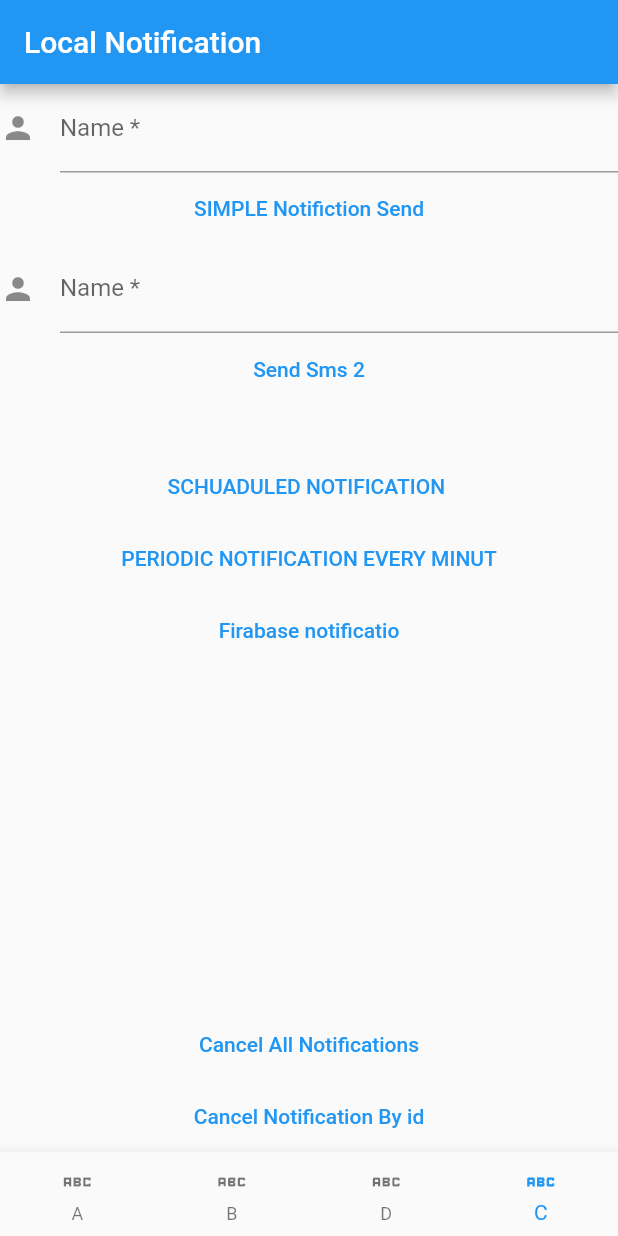
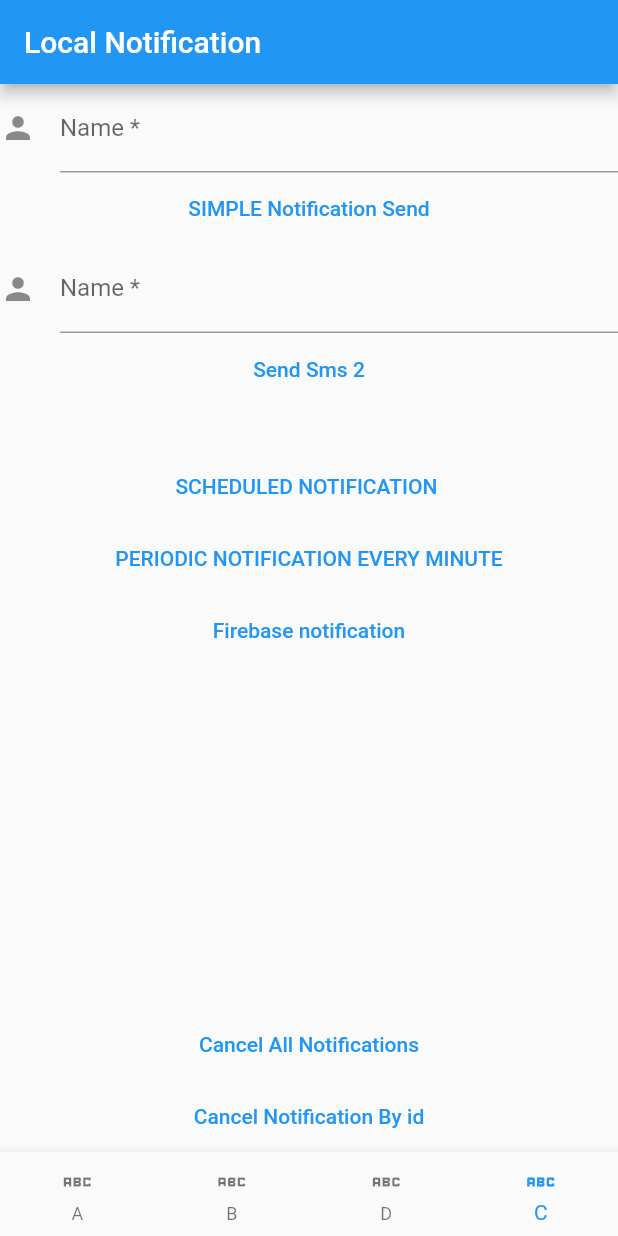
Before and after one commit to Shukurullo8866/sixth_exam, a Flutter app: the screen it shows after launch, item 4 of the bottom bar chosen, after a tap on "Send Sms 2", on a phone screen of 412 x 824 dp. Run offline on Flutter 3.47's test engine with Material 2 defaults, Android fonts, the phone set to English and light mode, and no system bars; our stand-ins replace bloc, connectivity_plus, dio, equatable, firebase_core, firebase_messaging and 6 more; accounts and stored records are empty; network calls fail.

Commit message:
sixth exam dane

```diff
--- a/lib/data/local_db/locak_darabase.dart
+++ b/lib/data/local_db/locak_darabase.dart
@@ -1,5 +1,5 @@
 import 'package:path/path.dart';
-import 'package:sixth_exam/utils/myUtils.dart';
+import 'package:sixth_exam/utils/my_utils.dart';
 import 'package:sqflite/sqflite.dart';
 import 'package:sqflite/sqlite_api.dart';
 
--- a/lib/screens/noInternet_screen/noInternet_screen.dart
+++ b/lib/screens/noInternet_screen/no_internet_screen.dart
@@ -1,5 +1,4 @@
 import 'package:connectivity_plus/connectivity_plus.dart';
-import 'package:flutter/cupertino.dart';
 import 'package:flutter/material.dart';
 import 'package:flutter_bloc/flutter_bloc.dart';
 
--- a/lib/screens/tab_box/local_nitification/local_notification_screen.dart
+++ b/lib/screens/tab_box/local_nitification/local_notification_screen.dart
@@ -1,5 +1,4 @@
 import 'package:flutter/material.dart';
-
 import '../../../servise/local_notification.dart';
 
 class LocalSmsPage extends StatefulWidget {
@@ -44,9 +43,9 @@ class _LocalSmsPageState extends State<LocalSmsPage> {
               onPressed: () {
                 currentId++;
                 LocalNotificationService.localNotificationService
-                    .showNotification(id: currentId, name: nameController.text, descriptio: 'send Sms1 ');
+                    .showNotification(id: currentId, name: nameController.text, desckiptio: 'send Sms1 ');
               },
-              child: const Text("SIMPLE Notifiction Send"),
+              child: const Text("SIMPLE Notification Send"),
             ),
             TextFormField(
               controller: name2Controller,
@@ -66,11 +65,11 @@ class _LocalSmsPageState extends State<LocalSmsPage> {
               onPressed: () {
                 currentId++;
                 LocalNotificationService.localNotificationService
-                    .showNotification(id: currentId, name: name2Controller.text, descriptio: 'Simple 2 Sms');
+                    .showNotification(id: currentId, name: name2Controller.text, desckiptio: 'Simple 2 Sms');
               },
               child: const Text("Send Sms 2"),
             ),
-            SizedBox(height: 30),
+            const SizedBox(height: 30),
             TextButton(
               onPressed: () {
                 currentId++;
@@ -80,7 +79,7 @@ class _LocalSmsPageState extends State<LocalSmsPage> {
                   delayedTime: 3,
                 );
               },
-              child: const Text("SCHUADULED NOTIFICATION "),
+              child: const Text("SCHEDULED NOTIFICATION "),
             ),
             TextButton(
               onPressed: () {
@@ -88,7 +87,7 @@ class _LocalSmsPageState extends State<LocalSmsPage> {
                 LocalNotificationService.localNotificationService
                     .showPeriodically(id: currentId);
               },
-              child: const Text("PERIODIC NOTIFICATION EVERY MINUT"),
+              child: const Text("PERIODIC NOTIFICATION EVERY MINUTE"),
             ),
             TextButton(
               onPressed: () {
@@ -96,7 +95,7 @@ class _LocalSmsPageState extends State<LocalSmsPage> {
                 LocalNotificationService.localNotificationService
                     .showNotificationByFirebase();
               },
-              child: const Text("Firabase notificatio"),
+              child: const Text("Firebase notification"),
             ),
             const Expanded(child: SizedBox()),
             TextButton(
--- a/lib/screens/tab_box/single_cubit_screen/single_cubit_screen.dart
+++ b/lib/screens/tab_box/single_cubit_screen/single_cubit_screen.dart
@@ -22,7 +22,7 @@ class _SingleCubitPageState extends State<SingleCubitPage> {
             onTap: () {
               context.read<SingleStateCubit>().getData();
             },
-            child: Icon(Icons.send_and_archive),
+            child: const Icon(Icons.send_and_archive),
           )
         ],
       ),
@@ -84,8 +84,6 @@ class _SingleCubitPageState extends State<SingleCubitPage> {
                           child: Column(
                             children: [
                               Text("Duration: ${state.codes![index].duration.toString()}"),
-                              //Text("End time: ${state.codes![index].start_time.toString()}"),
-                              // Text("Star time: ${state.codes![index].end_time.toString()}"),
 
                             ],
                           )
@@ -103,7 +101,7 @@ class _SingleCubitPageState extends State<SingleCubitPage> {
             );
           }
           if (state.status == Status.LOADING) {
-            return CircularProgressIndicator();
+            return const CircularProgressIndicator();
           }
           return Container();
         }),
--- a/lib/screens/tab_box/tab_box.dart
+++ b/lib/screens/tab_box/tab_box.dart
@@ -9,7 +9,7 @@ import 'package:sixth_exam/servise/local_notification.dart';
 
 import '../../cubit/connectivity/connectivity_state.dart';
 import '../../data/local_db/locak_darabase.dart';
-import '../noInternet_screen/noInternet_screen.dart';
+import '../noInternet_screen/no_internet_screen.dart';
 import 'local_nitification/local_notification_screen.dart';
 import 'multi_cubit_screen/multi_state_screen.dart';
 import 'notification_screen/notification_page.dart';
--- a/lib/servise/local_notification.dart
+++ b/lib/servise/local_notification.dart
@@ -1,4 +1,3 @@
-import 'package:flutter/foundation.dart';
 import 'package:flutter/material.dart';
 import 'package:flutter_local_notifications/flutter_local_notifications.dart';
 import 'package:sixth_exam/screens/tab_box/local_nitification/sms_screen.dart';
@@ -50,7 +49,7 @@ class LocalNotificationService {
 
           debugPrint('PAYLOAD RESULT------> ${notificationResponse.payload}');
         } else {
-          print("PAYLOAD RESULT NULL");
+
         }
       },
     );
@@ -64,7 +63,7 @@ class LocalNotificationService {
 
   @pragma('vm:entry-point')
   void notificationTapBackground(NotificationResponse notificationResponse) {
-    print("TAPPED FROM BACKGROUND");
+
   }
 
 // Android
@@ -76,7 +75,7 @@ class LocalNotificationService {
       String? body,
       String? payload,
       ) async {
-    print(payload);
+
   }
 
   //channel
@@ -89,12 +88,12 @@ class LocalNotificationService {
   );
 
   void showNotification({
-    required int id,required String name ,required String descriptio,
+    required int id,required String name ,required String desckiptio,
   }) {
     flutterLocalNotificationsPlugin.show(
       id,
       name,
-      "$descriptio ID:$id",
+      "$desckiptio ID:$id",
       NotificationDetails(
         android: AndroidNotificationDetails(
           androidNotificationChannel.id,
@@ -110,12 +109,12 @@ class LocalNotificationService {
     );
   }
   void showNotificationByFirebase({
-     int? id, String? name , String? descriptio,
+     int? id, String? name , String? description,
   }) {
     flutterLocalNotificationsPlugin.show(
       id!,
       name,
-      "$descriptio ID:$id",
+      "$description ID:$id",
       NotificationDetails(
         android: AndroidNotificationDetails(
           androidNotificationChannel.id,
@@ -144,7 +143,7 @@ class LocalNotificationService {
           channelDescription: 'To remind you about upcoming birthdays',
         ),
       ),
-      payload: "SCHEADULED NOTIFICATION PAYLOAD DATA ID:$id",
+      payload: "SCHEDULED NOTIFICATION PAYLOAD DATA ID:$id",
       androidAllowWhileIdle: true,
       uiLocalNotificationDateInterpretation:
       UILocalNotificationDateInterpretation.absoluteTime,
@@ -165,7 +164,7 @@ class LocalNotificationService {
         ),
       ),
       androidAllowWhileIdle: true,
-      payload: "PERIODICALLY NOTIFICACYION DATA ID:$id",
+      payload: "PERIODICALLY NOTIFICATION DATA ID:$id",
     );
   }
 
--- a/pubspec.yaml
+++ b/pubspec.yaml
@@ -40,11 +40,6 @@ dev_dependencies:
   flutter_test:
     sdk: flutter
 
-  # The "flutter_lints" package below contains a set of recommended lints to
-  # encourage good coding practices. The lint set provided by the package is
-  # activated in the `analysis_options.yaml` file located at the root of your
-  # package. See that file for information about deactivating specific lint
-  # rules and activating additional ones.
   flutter_lints: ^2.0.0
 
 
```
Also changed, not shown: lib/screens/tab_box/notification_screen/notification_page.dart (+4 -5 lines), lib/utils/my_utils.dart (renamed from lib/utils/myUtils.dart), 1 other file.
